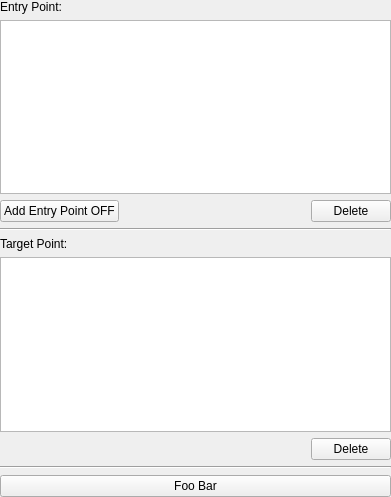
Old version of the form Resources/UI/qSlicerPathPlannerPanelWidget.ui in the repository ayamada0614/PathPlanner.
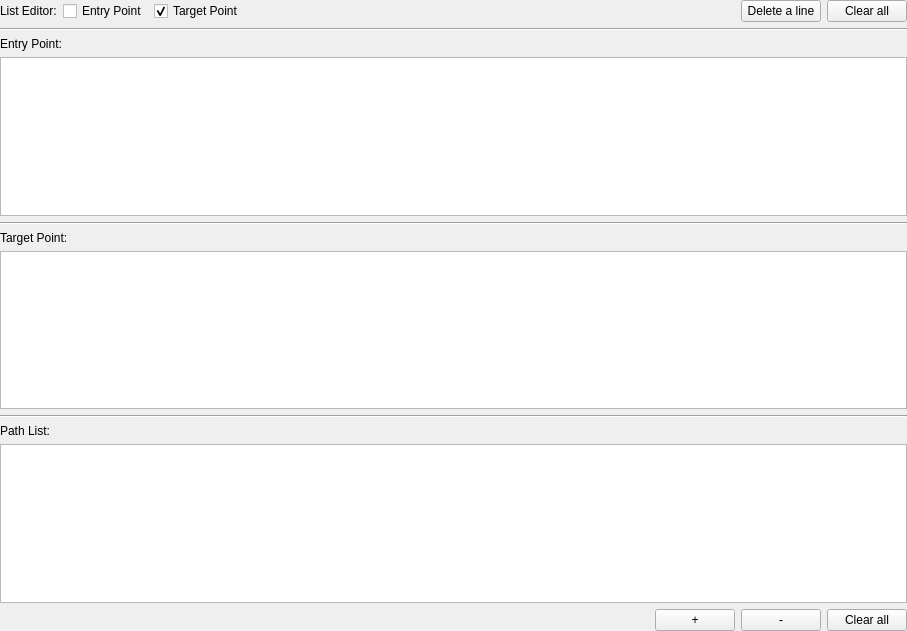
New version of the form. Custom widgets are drawn as their Qt base class.

Diff of the .ui file:
```diff
--- a/Resources/UI/qSlicerPathPlannerPanelWidget.ui
+++ b/Resources/UI/qSlicerPathPlannerPanelWidget.ui
@@ -6,8 +6,8 @@
    <rect>
     <x>0</x>
     <y>0</y>
-    <width>391</width>
-    <height>497</height>
+    <width>907</width>
+    <height>631</height>
    </rect>
   </property>
   <property name="windowTitle">
@@ -19,6 +19,71 @@
    </property>
    <item>
     <layout class="QVBoxLayout" name="PathPlannerSettingLayout">
+     <item>
+      <layout class="QHBoxLayout" name="PointListEditor">
+       <item>
+        <widget class="QLabel" name="label">
+         <property name="text">
+          <string>List Editor:</string>
+         </property>
+        </widget>
+       </item>
+       <item>
+        <widget class="QCheckBox" name="TargetPointListSelector">
+         <property name="text">
+          <string>Entry Point</string>
+         </property>
+        </widget>
+       </item>
+       <item>
+        <widget class="QCheckBox" name="EntryPointListSelector">
+         <property name="text">
+          <string>Target Point</string>
+         </property>
+         <property name="checked">
+          <bool>true</bool>
+         </property>
+        </widget>
+       </item>
+       <item>
+        <widget class="qSlicerMouseModeToolBar" name="AddPointToolBar"/>
+       </item>
+       <item>
+        <spacer name="horizontalSpacer_3">
+         <property name="orientation">
+          <enum>Qt::Horizontal</enum>
+         </property>
+         <property name="sizeHint" stdset="0">
+          <size>
+           <width>40</width>
+           <height>20</height>
+          </size>
+         </property>
+        </spacer>
+       </item>
+       <item>
+        <widget class="QPushButton" name="DeleteALine">
+         <property name="text">
+          <string>Delete a line</string>
+         </property>
+        </widget>
+       </item>
+       <item>
+        <widget class="QPushButton" name="ListClear">
+         <property name="text">
+          <string>Clear all</string>
+         </property>
+        </widget>
+       </item>
+      </layout>
+     </item>
+     <item>
+      <widget class="Line" name="line_3">
+       <property name="orientation">
+        <enum>Qt::Horizontal</enum>
+       </property>
+      </widget>
+     </item>
      <item>
       <layout class="QHBoxLayout" name="EntryPointNodeSelectorLayout">
        <item>
@@ -51,40 +116,6 @@
      <item>
       <widget class="QTableView" name="EntryPointsTable"/>
      </item>
-     <item>
-      <layout class="QHBoxLayout" name="EntryPointAddRemoveLayout">
-       <item>
-        <widget class="QPushButton" name="AddEntryPointButton">
-         <property name="text">
-          <string>Add Entry Point OFF</string>
-         </property>
-        </widget>
-       </item>
-       <item>
-        <widget class="qSlicerMouseModeToolBar" name="AddEntryPointToolBar"/>
-       </item>
-       <item>
-        <spacer name="horizontalSpacer">
-         <property name="orientation">
-          <enum>Qt::Horizontal</enum>
-         </property>
-         <property name="sizeHint" stdset="0">
-          <size>
-           <width>40</width>
-           <height>20</height>
-          </size>
-         </property>
-        </spacer>
-       </item>
-       <item>
-        <widget class="QPushButton" name="DeleteEntryPointsButton">
-         <property name="text">
-          <string>Delete</string>
-         </property>
-        </widget>
-       </item>
-      </layout>
-     </item>
      <item>
       <widget class="Line" name="line">
        <property name="orientation">
@@ -124,33 +155,6 @@
      <item>
       <widget class="QTableView" name="TargetPointsTable"/>
      </item>
-     <item>
-      <layout class="QHBoxLayout" name="TargetPointAddRemoveLayout">
-       <item>
-        <widget class="qSlicerMouseModeToolBar" name="AddTargetPointToolBar"/>
-       </item>
-       <item>
-        <spacer name="horizontalSpacer_2">
-         <property name="orientation">
-          <enum>Qt::Horizontal</enum>
-         </property>
-         <property name="sizeHint" stdset="0">
-          <size>
-           <width>40</width>
-           <height>20</height>
-          </size>
-         </property>
-        </spacer>
-       </item>
-       <item>
-        <widget class="QPushButton" name="DeleteTargetPointsButton">
-         <property name="text">
-          <string>Delete</string>
-         </property>
-        </widget>
-       </item>
-      </layout>
-     </item>
      <item>
       <widget class="Line" name="line_2">
        <property name="orientation">
@@ -159,11 +163,56 @@
       </widget>
      </item>
      <item>
-      <widget class="QPushButton" name="EntryPointsAnotationNodeSelector">
-       <property name="text">
-        <string>Foo Bar</string>
-       </property>
-      </widget>
+      <layout class="QVBoxLayout" name="LineListEditor">
+       <item>
+        <widget class="QLabel" name="label_2">
+         <property name="text">
+          <string>Path List:</string>
+         </property>
+        </widget>
+       </item>
+       <item>
+        <widget class="QTableView" name="tableView"/>
+       </item>
+       <item>
+        <layout class="QHBoxLayout" name="LineListEditorPanel">
+         <item>
+          <spacer name="horizontalSpacer_4">
+           <property name="orientation">
+            <enum>Qt::Horizontal</enum>
+           </property>
+           <property name="sizeHint" stdset="0">
+            <size>
+             <width>40</width>
+             <height>20</height>
+            </size>
+           </property>
+          </spacer>
+         </item>
+         <item>
+          <widget class="QPushButton" name="pushButton">
+           <property name="text">
+            <string>+</string>
+           </property>
+          </widget>
+         </item>
+         <item>
+          <widget class="QPushButton" name="MinusButton">
+           <property name="text">
+            <string>-</string>
+           </property>
+          </widget>
+         </item>
+         <item>
+          <widget class="QPushButton" name="LineListClearAllButton">
+           <property name="text">
+            <string>Clear all</string>
+           </property>
+          </widget>
+         </item>
+        </layout>
+       </item>
+      </layout>
      </item>
     </layout>
    </item>
```
